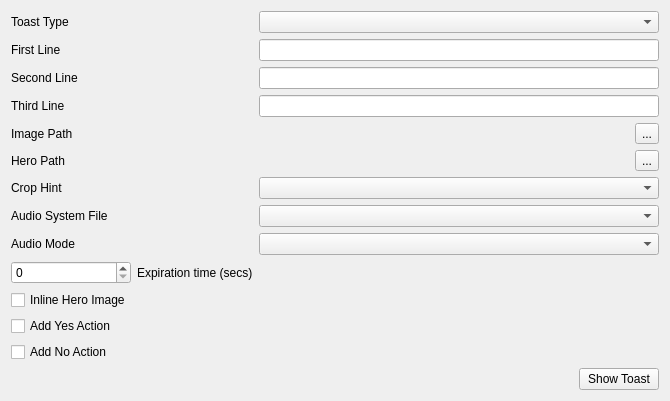
The window that examples/qt-gui-example/mainwindow.ui (mohabouje/WinToast) describes before a commit, drawn with Qt 5.
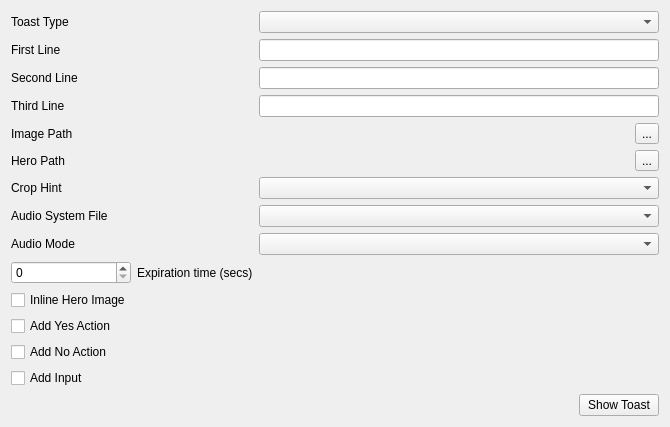
The same window after the commit.

Commit message: fix: pass raw input response as wide string

Diff of the .ui file:
```diff
--- a/examples/qt-gui-example/mainwindow.ui
+++ b/examples/qt-gui-example/mainwindow.ui
@@ -110,6 +110,13 @@
       </property>
      </widget>
     </item>
+    <item row="15" column="0">
+     <widget class="QCheckBox" name="addInput">
+      <property name="text">
+       <string>Add Input</string>
+      </property>
+     </widget>
+    </item>
     <item row="11" column="1">
      <widget class="QLabel" name="label_4">
       <property name="text">
@@ -117,7 +124,7 @@
       </property>
      </widget>
     </item>
-    <item row="15" column="2">
+    <item row="16" column="2">
      <widget class="QWidget" name="widget_2" native="true">
       <layout class="QHBoxLayout" name="horizontalLayout_2">
        <property name="leftMargin">
```
The commit also changes 5 other files.
